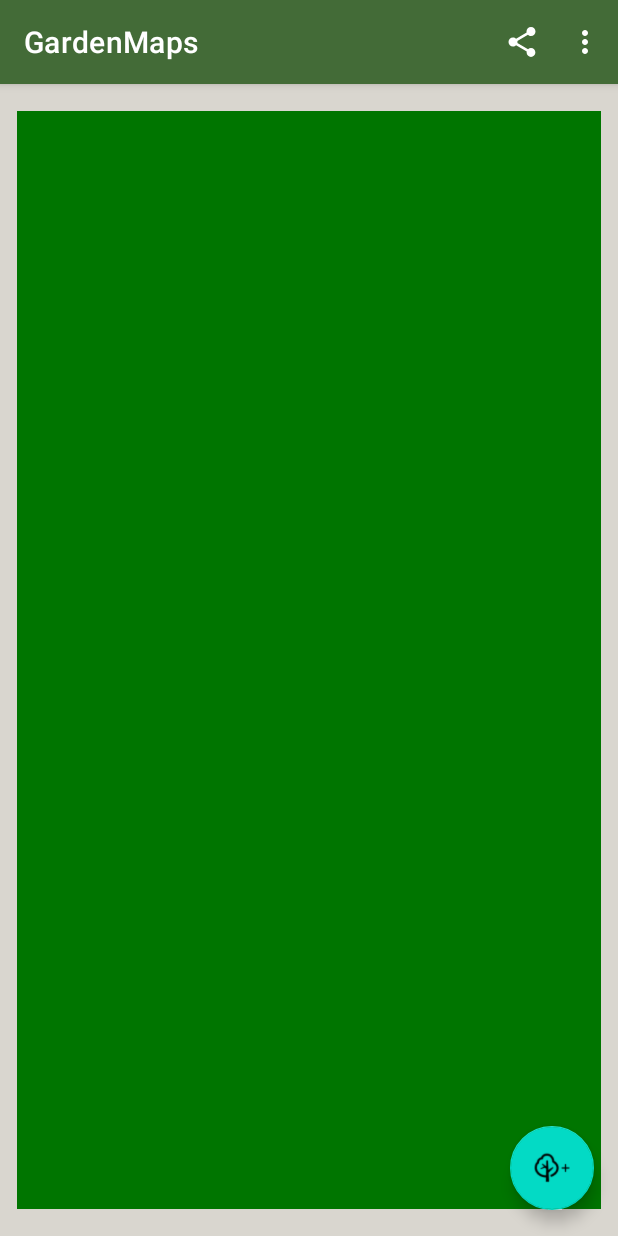
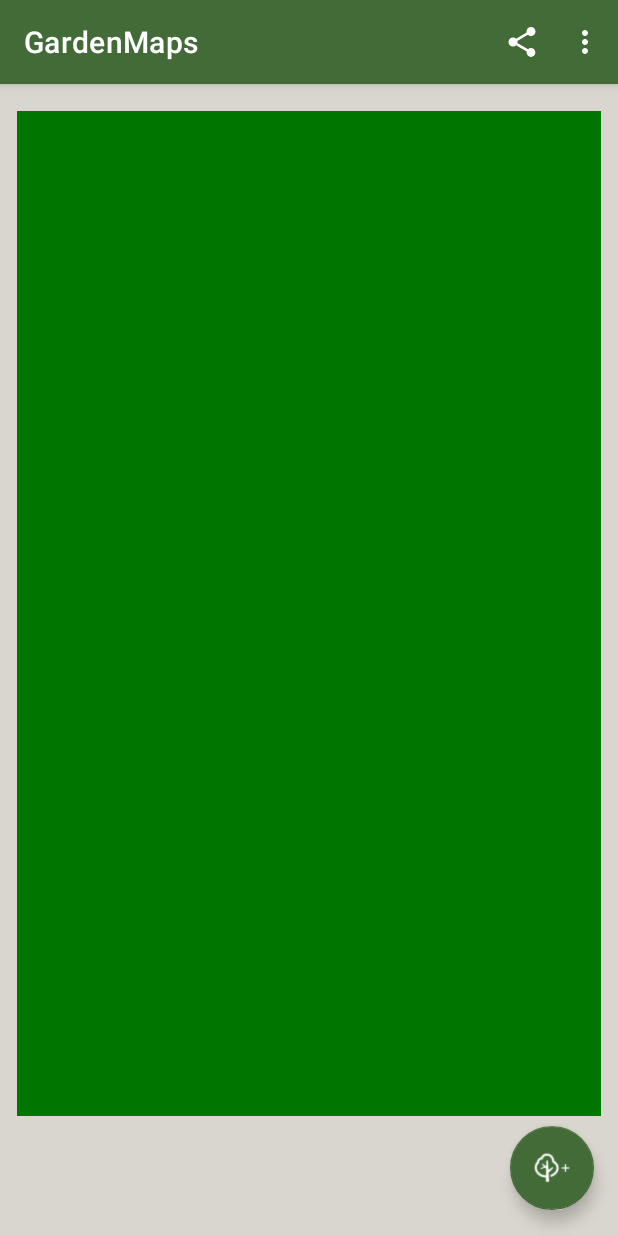
Before and after one commit to DiaLyu/Mobile-Internet-application, an Android app: the PlotMapActivity screen opened directly, with no data from a screen before it, on a phone screen of 412 x 824 dp. Run offline under Robolectric (Android 15) with nearby library versions, the phone set to English and light mode, and no system bars; 2 statements that could not run were skipped.

```diff
--- a/app/build.gradle
+++ b/app/build.gradle
@@ -1,6 +1,10 @@
 plugins {
     id 'com.android.application'
 }
+
+def localPropertiesFile = rootProject.file("local.properties")
+def localProperties = new Properties()
+localProperties.load(new FileInputStream(localPropertiesFile))
 
 android {
     namespace 'com.example.gardenmaps'
@@ -12,6 +16,7 @@ android {
         targetSdk 32
         versionCode 1
         versionName "1.0"
+        buildConfigField "String", "API_KEY", localProperties['apiKey']
 
         testInstrumentationRunner "androidx.test.runner.AndroidJUnitRunner"
     }
--- a/app/src/main/java/com/example/gardenmaps/Utils.java
+++ /dev/null
@@ -1,5 +0,0 @@
-package com.example.gardenmaps;
-
-public class Utils {
-
-}
--- a/app/src/main/res/layout/activity_plot_map.xml
+++ b/app/src/main/res/layout/activity_plot_map.xml
@@ -6,22 +6,6 @@
     android:layout_height="match_parent"
     android:background="#D9D6CF"
     tools:context=".PlotMapActivity">
-
-    <androidx.constraintlayout.widget.ConstraintLayout
-        android:id="@+id/constraintLayout"
-        android:layout_width="0dp"
-        android:layout_height="0dp"
-        android:layout_marginStart="11dp"
-        android:layout_marginTop="18dp"
-        android:layout_marginEnd="11dp"
-        android:layout_marginBottom="18dp"
-        android:background="@drawable/green_rectangle"
-        app:layout_constraintBottom_toBottomOf="parent"
-        app:layout_constraintEnd_toEndOf="parent"
-        app:layout_constraintStart_toStartOf="parent"
-        app:layout_constraintTop_toTopOf="parent">
-
-    </androidx.constraintlayout.widget.ConstraintLayout>
 
 
     <!--        <ListView-->
@@ -34,6 +18,24 @@
     <!--            app:layout_constraintEnd_toEndOf="parent"-->
     <!--            app:layout_constraintStart_toStartOf="parent"-->
     <!--            app:layout_constraintTop_toTopOf="parent" />-->
+
+    <androidx.constraintlayout.widget.ConstraintLayout
+        android:id="@+id/constraintLayout"
+        android:layout_width="0dp"
+        android:layout_height="0dp"
+        android:layout_marginStart="11dp"
+        android:layout_marginTop="18dp"
+        android:layout_marginEnd="11dp"
+        android:layout_marginBottom="80dp"
+        android:background="@drawable/green_rectangle"
+        app:layout_constraintBottom_toBottomOf="parent"
+        app:layout_constraintEnd_toEndOf="parent"
+        app:layout_constraintHorizontal_bias="0.0"
+        app:layout_constraintStart_toStartOf="parent"
+        app:layout_constraintTop_toTopOf="parent"
+        app:layout_constraintVertical_bias="0.0">
+
+    </androidx.constraintlayout.widget.ConstraintLayout>
 
     <com.google.android.material.floatingactionbutton.FloatingActionButton
         android:id="@+id/addTreeFloatingActionButton"
--- a/app/src/main/res/values-night/themes.xml
+++ b/app/src/main/res/values-night/themes.xml
@@ -6,9 +6,9 @@
         <item name="colorPrimaryVariant">@color/green_700</item>
         <item name="colorOnPrimary">@color/white</item>
         <!-- Secondary brand color. -->
-        <item name="colorSecondary">@color/teal_200</item>
-        <item name="colorSecondaryVariant">@color/teal_700</item>
-        <item name="colorOnSecondary">@color/black</item>
+        <item name="colorSecondary">@color/green_700</item>
+        <item name="colorSecondaryVariant">@color/green_700</item>
+        <item name="colorOnSecondary">@color/white</item>
         <!-- Status bar color. -->
         <item name="android:statusBarColor">?attr/colorPrimaryVariant</item>
         <!-- Customize your theme here. -->
--- a/app/src/main/res/values/themes.xml
+++ b/app/src/main/res/values/themes.xml
@@ -6,9 +6,9 @@
         <item name="colorPrimaryVariant">@color/green_700</item>
         <item name="colorOnPrimary">@color/white</item>
         <!-- Secondary brand color. -->
-        <item name="colorSecondary">@color/teal_200</item>
-        <item name="colorSecondaryVariant">@color/teal_700</item>
-        <item name="colorOnSecondary">@color/black</item>
+        <item name="colorSecondary">@color/green_700</item>
+        <item name="colorSecondaryVariant">@color/green_700</item>
+        <item name="colorOnSecondary">@color/white</item>
         <!-- Status bar color. -->
         <item name="android:statusBarColor">?attr/colorPrimaryVariant</item>
         <!-- Customize your theme here. -->
```
Also changed, not shown: app/src/main/java/com/example/gardenmaps/MainActivity.java (+4 -4 lines), build.gradle (line endings or trailing spaces), 1 other file.
